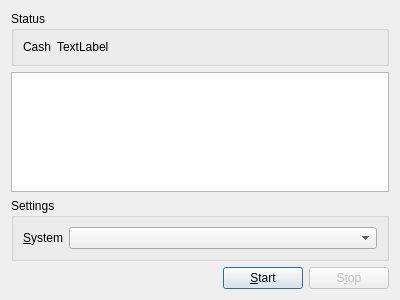
Qt form source/casinodialog.ui (martin-kudlicka/roulette-bot) before a commit.
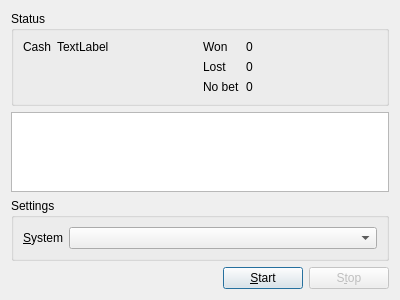
The same form after that commit.

Commit message: + no bet / won / lost statistics

Patch:
```diff
--- a/source/casinodialog.ui
+++ b/source/casinodialog.ui
@@ -19,6 +19,8 @@
      <property name="title">
       <string>Status</string>
      </property>
+     <layout class="QHBoxLayout" name="horizontalLayout_2">
+      <item>
      <layout class="QFormLayout" name="formLayout">
       <item row="0" column="0">
        <widget class="QLabel" name="label">
@@ -33,6 +35,54 @@
          <string>TextLabel</string>
         </property>
        </widget>
+        </item>
+       </layout>
+      </item>
+      <item>
+       <layout class="QFormLayout" name="formLayout_3">
+        <item row="0" column="0">
+         <widget class="QLabel" name="label_3">
+          <property name="text">
+           <string>Won</string>
+          </property>
+         </widget>
+        </item>
+        <item row="0" column="1">
+         <widget class="QLabel" name="qlWon">
+          <property name="text">
+           <string>0</string>
+          </property>
+         </widget>
+        </item>
+        <item row="1" column="0">
+         <widget class="QLabel" name="label_5">
+          <property name="text">
+           <string>Lost</string>
+          </property>
+         </widget>
+        </item>
+        <item row="1" column="1">
+         <widget class="QLabel" name="qlLost">
+          <property name="text">
+           <string>0</string>
+          </property>
+         </widget>
+        </item>
+        <item row="2" column="0">
+         <widget class="QLabel" name="label_7">
+          <property name="text">
+           <string>No bet</string>
+          </property>
+         </widget>
+        </item>
+        <item row="2" column="1">
+         <widget class="QLabel" name="qlNoBet">
+          <property name="text">
+           <string>0</string>
+          </property>
+         </widget>
+        </item>
+       </layout>
       </item>
      </layout>
     </widget>
```
Lines whose indentation alone changed are shown as unchanged. The commit also changes 2 other files.
